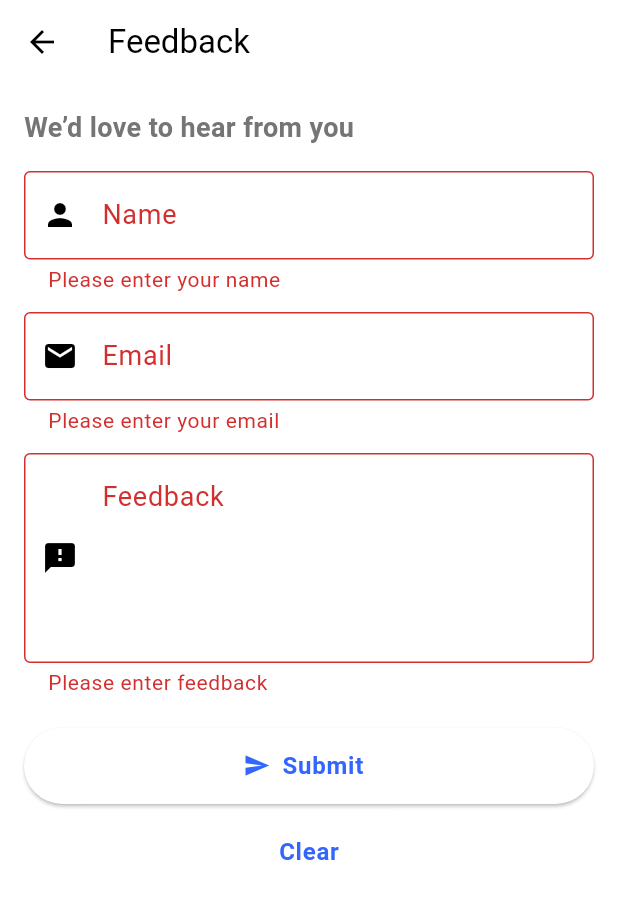
After one commit to Gabby-Tech1/MAD-Team-31, a Flutter app: the FeedbackScreen screen opened directly, after a tap on "Submit", on a phone screen of 412 x 824 dp. The commit adds this screen. Shown: the top 899 px of the screen. Run offline on Flutter 3.47's test engine with Material 3 defaults, Android fonts, the phone set to English and light mode, and no system bars; our stand-ins replace animated_text_kit, flutter_map, flutter_svg, image_picker, latlong2, page_transition and 1 more; accounts and stored records are empty; project files that could hold a hidden picture were left out.

Commit message:
Add_FeedbackForm_ParkRight

```diff
--- /dev/null
+++ b/lib/screens/feedback_screen.dart
@@ -0,0 +1,153 @@
+// lib/screens/feedback_screen.dart
+import 'package:flutter/material.dart';
+
+class FeedbackScreen extends StatefulWidget {
+  const FeedbackScreen({super.key});
+
+  @override
+  State<FeedbackScreen> createState() => _FeedbackScreenState();
+}
+
+class _FeedbackScreenState extends State<FeedbackScreen> {
+  final _formKey = GlobalKey<FormState>();
+  final _nameController = TextEditingController();
+  final _emailController = TextEditingController();
+  final _feedbackController = TextEditingController();
+  bool _isSubmitting = false;
+
+  @override
+  void dispose() {
+    _nameController.dispose();
+    _emailController.dispose();
+    _feedbackController.dispose();
+    super.dispose();
+  }
+
+  Future<void> _submitForm() async {
+    if (!_formKey.currentState!.validate()) return;
+
+    setState(() => _isSubmitting = true);
+
+    final name = _nameController.text.trim();
+    final email = _emailController.text.trim();
+    final message = _feedbackController.text.trim();
+
+    // ===== PLACE TO SEND DATA =====
+    // Right now we just print to console and show a SnackBar.
+    // Replace this block with an API call or Firebase write when ready.
+    debugPrint('Feedback submitted: name=$name, email=$email, message=$message');
+
+    await Future.delayed(const Duration(milliseconds: 500)); // small UX delay
+
+    if (!mounted) return;
+    ScaffoldMessenger.of(context).showSnackBar(
+      SnackBar(
+        content: Text('Thanks for your feedback, ${name.isEmpty ? 'friend' : name}!'),
+        backgroundColor: Colors.green[700],
+        behavior: SnackBarBehavior.floating,
+      ),
+    );
+
+    _formKey.currentState!.reset();
+    _nameController.clear();
+    _emailController.clear();
+    _feedbackController.clear();
+
+    setState(() => _isSubmitting = false);
+  }
+
+  String? _validateEmail(String? v) {
+    if (v == null || v.trim().isEmpty) return 'Please enter your email';
+    final email = v.trim();
+    final emailRegex = RegExp(r'^[^@]+@[^@]+\.[^@]+');
+    if (!emailRegex.hasMatch(email)) return 'Enter a valid email';
+    return null;
+  }
+
+  @override
+  Widget build(BuildContext context) {
+    return Scaffold(
+      appBar: AppBar(
+        title: const Text('Feedback'),
+      ),
+      body: SafeArea(
+        child: Padding(
+          padding: const EdgeInsets.all(16.0),
+          child: Form(
+            key: _formKey,
+            child: ListView(
+              children: [
+                const Text(
+                  'We’d love to hear from you',
+                  style: TextStyle(fontSize: 18, fontWeight: FontWeight.w600),
+                ),
+                const SizedBox(height: 16),
+                TextFormField(
+                  controller: _nameController,
+                  decoration: const InputDecoration(
+                    labelText: 'Name',
+                    hintText: 'Your full name',
+                    border: OutlineInputBorder(),
+                    prefixIcon: Icon(Icons.person),
+                  ),
+                  textInputAction: TextInputAction.next,
+                  validator: (v) => v == null || v.trim().isEmpty ? 'Please enter your name' : null,
+                ),
+                const SizedBox(height: 12),
+                TextFormField(
+                  controller: _emailController,
+                  decoration: const InputDecoration(
+                    labelText: 'Email',
+                    hintText: 'you@example.com',
+                    border: OutlineInputBorder(),
+                    prefixIcon: Icon(Icons.email),
+                  ),
+                  keyboardType: TextInputType.emailAddress,
+                  textInputAction: TextInputAction.next,
+                  validator: _validateEmail,
+                ),
+                const SizedBox(height: 12),
+                TextFormField(
+                  controller: _feedbackController,
+                  decoration: const InputDecoration(
+                    labelText: 'Feedback',
+                    hintText: 'Tell us what you think...',
+                    border: OutlineInputBorder(),
+                    alignLabelWithHint: true,
+                    prefixIcon: Icon(Icons.feedback),
+                  ),
+                  maxLines: 6,
+                  minLines: 4,
+                  textInputAction: TextInputAction.newline,
+                  validator: (v) => v == null || v.trim().isEmpty ? 'Please enter feedback' : null,
+                ),
+                const SizedBox(height: 20),
+                SizedBox(
+                  width: double.infinity,
+                  child: ElevatedButton.icon(
+                    onPressed: _isSubmitting ? null : _submitForm,
+                    icon: _isSubmitting ? const SizedBox(width: 18, height: 18, child: CircularProgressIndicator(strokeWidth: 2.0)) : const Icon(Icons.send),
+                    label: Padding(
+                      padding: const EdgeInsets.symmetric(vertical: 14.0),
+                      child: Text(_isSubmitting ? 'Submitting...' : 'Submit'),
+                    ),
+                  ),
+                ),
+                const SizedBox(height: 8),
+                TextButton(
+                  onPressed: () {
+                    _formKey.currentState!.reset();
+                    _nameController.clear();
+                    _emailController.clear();
+                    _feedbackController.clear();
+                  },
+                  child: const Text('Clear'),
+                ),
+              ],
+            ),
+          ),
+        ),
+      ),
+    );
+  }
+}
--- a/lib/screens/home_screen.dart
+++ b/lib/screens/home_screen.dart
@@ -1,4 +1,5 @@
 import 'package:flutter/material.dart';
+import 'package:parkright/screens/feedback_screen.dart';
 import 'package:parkright/utils/app_constants.dart';
 import 'package:parkright/models/parking_spot.dart';
 import 'package:parkright/models/parking_category.dart';
@@ -108,6 +109,18 @@ class _HomeScreenState extends State<HomeScreen> {
           ),
       ],
     ),
+
+    // 💬 Floating Feedback Button
+    floatingActionButton: FloatingActionButton.extended(
+      onPressed: () {
+        Navigator.push(
+          context,
+          MaterialPageRoute(builder: (_) => const FeedbackScreen()),
+        );
+      },
+      icon: const Icon(Icons.feedback),
+      label: const Text('Feedback'),
+    ),
   );
 }
 
```
Lines whose indentation alone changed are shown as unchanged.
